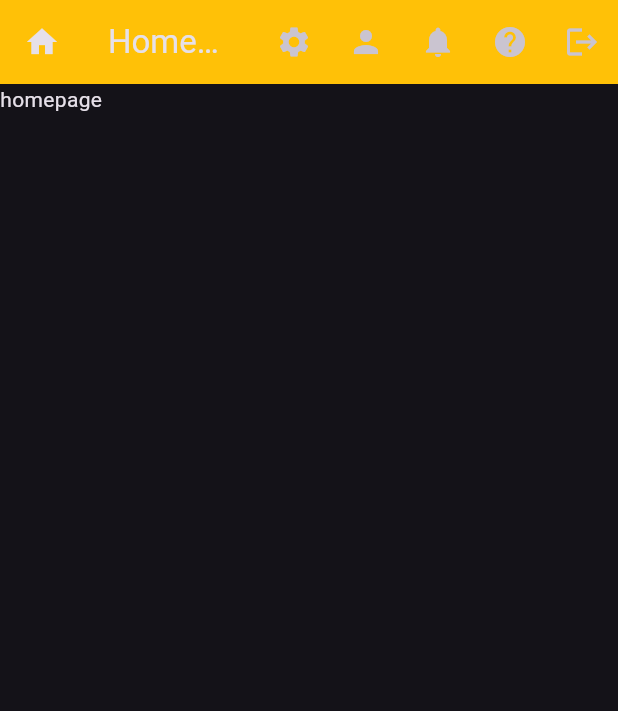
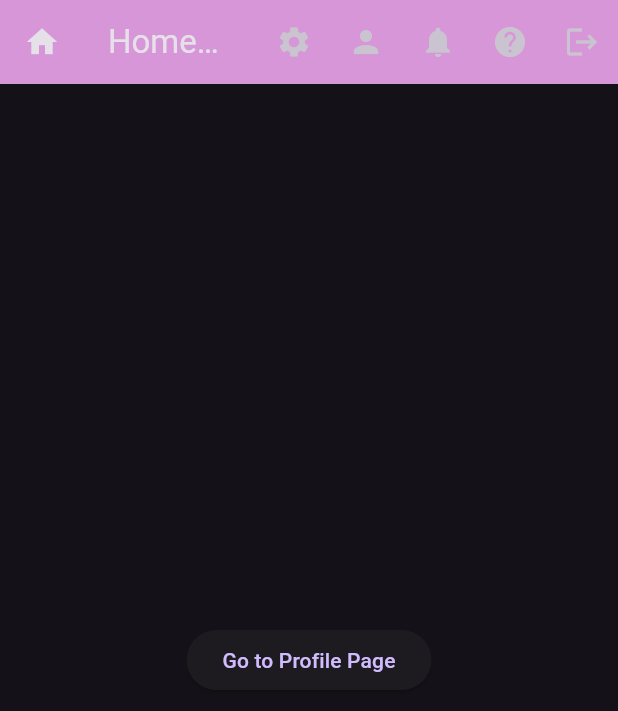
Before and after one commit to tasnim-tanha/firstproject, a Flutter app: the screen it shows after launch, on a phone screen of 412 x 824 dp. Shown: the top 711 px of the screen. Run offline on Flutter 3.47's test engine with Material 3 defaults, Android fonts, the phone set to English and light mode, and no system bars.

Commit message:
Assignment 6 project files

```diff
--- a/lib/homepage.dart
+++ b/lib/homepage.dart
@@ -1,4 +1,5 @@
 import 'package:flutter/material.dart';
+import 'ProfilePage.dart';
 
 class Homepage extends StatelessWidget {
   const Homepage({super.key});
@@ -8,7 +9,7 @@ class Homepage extends StatelessWidget {
     return Scaffold(
       appBar: AppBar(
         title: Text("Homepage"),
-        backgroundColor: Colors.amber,
+        backgroundColor: const Color.fromARGB(255, 214, 150, 216),
         leading: Icon(Icons.home),
         actions: [
           IconButton(onPressed: () {}, icon: Icon(Icons.settings)),
@@ -18,7 +19,18 @@ class Homepage extends StatelessWidget {
           IconButton(onPressed: () {}, icon: Icon(Icons.logout)),
         ],
       ),
-      body: Text("homepage"),
+
+      body: Center(
+        child: ElevatedButton(
+          onPressed: () {
+            Navigator.push(
+              context,
+              MaterialPageRoute(builder: (context) => const ProfilePage()),
+            );
+          },
+          child: const Text("Go to Profile Page"),
+        ),
+      ),
     );
   }
 }
--- a/pubspec.yaml
+++ b/pubspec.yaml
@@ -44,7 +44,7 @@ dev_dependencies:
   # activated in the `analysis_options.yaml` file located at the root of your
   # package. See that file for information about deactivating specific lint
   # rules and activating additional ones.
-  flutter_lints: ^5.0.0
+  flutter_lints: ^6.0.0
 
 # For information on the generic Dart part of this file, see the
 # following page: https://dart.dev/tools/pub/pubspec
```
Also changed, not shown: lib/ProfilePage.dart (added, +19 -0 lines), pubspec.lock.
